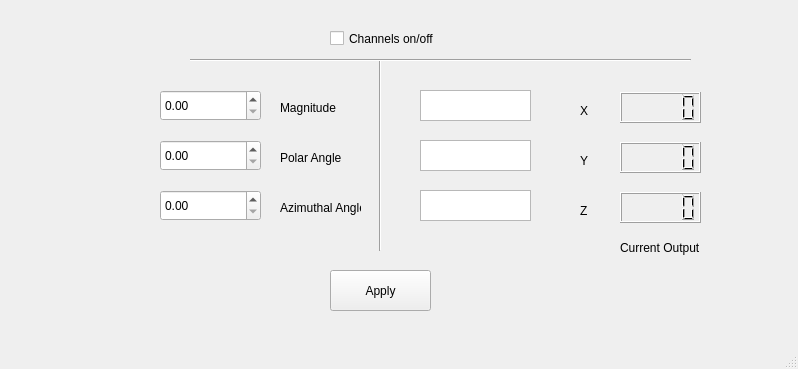
This is gui/vector_magnet/ui_vector_gui.ui in pikestefan/qudi_slab as Qt 5 draws it before an edit. The edited form follows.
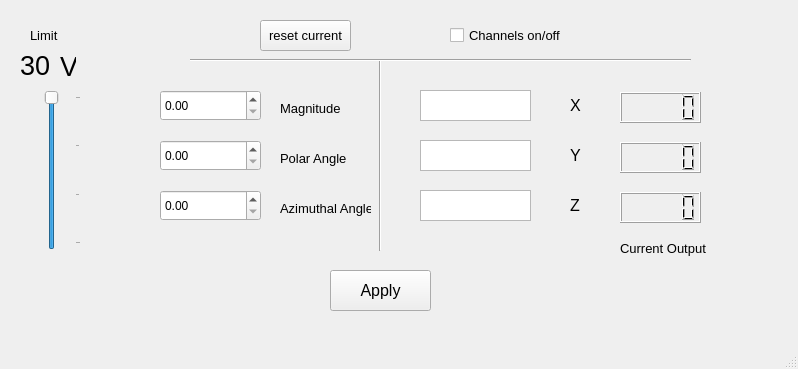
This is the edited form.

Commit message: F#3: power supply: added 'reset output', V-limit slider and added with the V-switch 'logic'

```diff
--- a/gui/vector_magnet/ui_vector_gui.ui
+++ b/gui/vector_magnet/ui_vector_gui.ui
@@ -23,6 +23,11 @@
       <height>41</height>
      </rect>
     </property>
+    <property name="font">
+     <font>
+      <pointsize>12</pointsize>
+     </font>
+    </property>
     <property name="text">
      <string>Apply</string>
     </property>
@@ -136,10 +141,15 @@
      <rect>
       <x>280</x>
       <y>100</y>
-      <width>101</width>
+      <width>71</width>
       <height>16</height>
      </rect>
     </property>
+    <property name="font">
+     <font>
+      <pointsize>10</pointsize>
+     </font>
+    </property>
     <property name="text">
      <string>Magnitude</string>
     </property>
@@ -153,6 +163,11 @@
       <height>16</height>
      </rect>
     </property>
+    <property name="font">
+     <font>
+      <pointsize>10</pointsize>
+     </font>
+    </property>
     <property name="text">
      <string>Current Output</string>
     </property>
@@ -162,10 +177,15 @@
      <rect>
       <x>280</x>
       <y>150</y>
-      <width>71</width>
+      <width>81</width>
       <height>16</height>
      </rect>
     </property>
+    <property name="font">
+     <font>
+      <pointsize>10</pointsize>
+     </font>
+    </property>
     <property name="text">
      <string>Polar Angle</string>
     </property>
@@ -175,10 +195,15 @@
      <rect>
       <x>280</x>
       <y>200</y>
-      <width>81</width>
+      <width>91</width>
       <height>16</height>
      </rect>
     </property>
+    <property name="font">
+     <font>
+      <pointsize>10</pointsize>
+     </font>
+    </property>
     <property name="text">
      <string>Azimuthal Angle</string>
     </property>
@@ -186,12 +211,17 @@
    <widget class="QLabel" name="label_6">
     <property name="geometry">
      <rect>
-      <x>580</x>
-      <y>100</y>
+      <x>570</x>
+      <y>90</y>
       <width>31</width>
-      <height>21</height>
+      <height>31</height>
      </rect>
     </property>
+    <property name="font">
+     <font>
+      <pointsize>12</pointsize>
+     </font>
+    </property>
     <property name="text">
      <string>X</string>
     </property>
@@ -199,12 +229,17 @@
    <widget class="QLabel" name="label_7">
     <property name="geometry">
      <rect>
-      <x>580</x>
-      <y>150</y>
-      <width>21</width>
-      <height>21</height>
+      <x>570</x>
+      <y>140</y>
+      <width>31</width>
+      <height>31</height>
      </rect>
     </property>
+    <property name="font">
+     <font>
+      <pointsize>12</pointsize>
+     </font>
+    </property>
     <property name="text">
      <string>Y</string>
     </property>
@@ -212,12 +247,17 @@
    <widget class="QLabel" name="label_8">
     <property name="geometry">
      <rect>
-      <x>580</x>
-      <y>200</y>
-      <width>21</width>
-      <height>21</height>
+      <x>570</x>
+      <y>190</y>
+      <width>31</width>
+      <height>31</height>
      </rect>
     </property>
+    <property name="font">
+     <font>
+      <pointsize>12</pointsize>
+     </font>
+    </property>
     <property name="text">
      <string>Z</string>
     </property>
@@ -225,12 +265,17 @@
    <widget class="QCheckBox" name="ChannelsOnOffBox">
     <property name="geometry">
      <rect>
-      <x>330</x>
-      <y>30</y>
-      <width>111</width>
-      <height>17</height>
+      <x>450</x>
+      <y>20</y>
+      <width>121</width>
+      <height>31</height>
      </rect>
     </property>
+    <property name="font">
+     <font>
+      <pointsize>10</pointsize>
+     </font>
+    </property>
     <property name="text">
      <string>Channels on/off</string>
     </property>
@@ -265,6 +310,112 @@
      </rect>
     </property>
    </widget>
+   <widget class="QSlider" name="LimitSlider">
+    <property name="geometry">
+     <rect>
+      <x>30</x>
+      <y>90</y>
+      <width>51</width>
+      <height>160</height>
+     </rect>
+    </property>
+    <property name="maximum">
+     <number>3</number>
+    </property>
+    <property name="singleStep">
+     <number>1</number>
+    </property>
+    <property name="pageStep">
+     <number>1</number>
+    </property>
+    <property name="sliderPosition">
+     <number>3</number>
+    </property>
+    <property name="tracking">
+     <bool>false</bool>
+    </property>
+    <property name="orientation">
+     <enum>Qt::Vertical</enum>
+    </property>
+    <property name="tickPosition">
+     <enum>QSlider::TicksBelow</enum>
+    </property>
+    <property name="tickInterval">
+     <number>1</number>
+    </property>
+   </widget>
+   <widget class="QPushButton" name="ResetButton">
+    <property name="geometry">
+     <rect>
+      <x>260</x>
+      <y>20</y>
+      <width>91</width>
+      <height>31</height>
+     </rect>
+    </property>
+    <property name="font">
+     <font>
+      <pointsize>10</pointsize>
+     </font>
+    </property>
+    <property name="text">
+     <string>reset current</string>
+    </property>
+   </widget>
+   <widget class="QLabel" name="label_12">
+    <property name="geometry">
+     <rect>
+      <x>30</x>
+      <y>20</y>
+      <width>51</width>
+      <height>31</height>
+     </rect>
+    </property>
+    <property name="font">
+     <font>
+      <pointsize>10</pointsize>
+     </font>
+    </property>
+    <property name="text">
+     <string>Limit</string>
+    </property>
+   </widget>
+   <widget class="QLabel" name="LimitValue">
+    <property name="geometry">
+     <rect>
+      <x>20</x>
+      <y>50</y>
+      <width>31</width>
+      <height>31</height>
+     </rect>
+    </property>
+    <property name="font">
+     <font>
+      <pointsize>20</pointsize>
+     </font>
+    </property>
+    <property name="text">
+     <string>30</string>
+    </property>
+   </widget>
+   <widget class="QLabel" name="LimitValue_2">
+    <property name="geometry">
+     <rect>
+      <x>60</x>
+      <y>50</y>
+      <width>16</width>
+      <height>33</height>
+     </rect>
+    </property>
+    <property name="font">
+     <font>
+      <pointsize>20</pointsize>
+     </font>
+    </property>
+    <property name="text">
+     <string>V</string>
+    </property>
+   </widget>
   </widget>
   <widget class="QMenuBar" name="menubar">
    <property name="geometry">
```
The commit also changes 4 other files.
